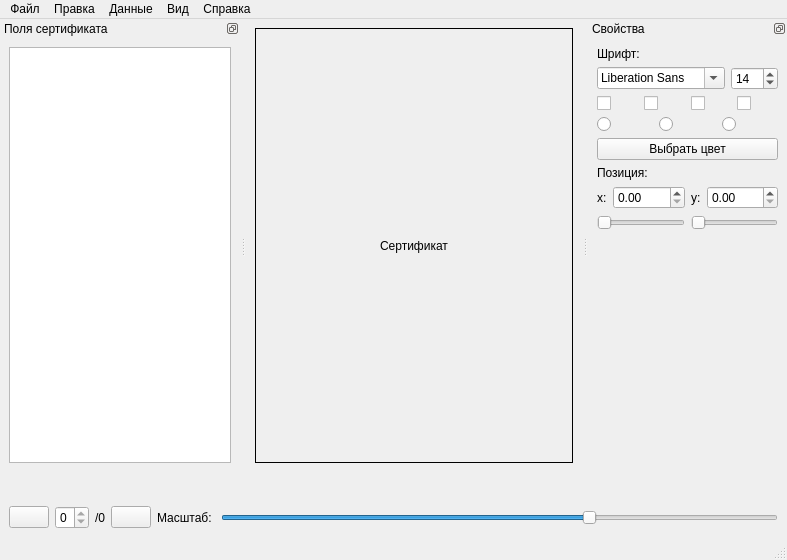
Before: the Qt Designer form form.ui in HellingOut/CertificateCreator, drawn with Qt 5.
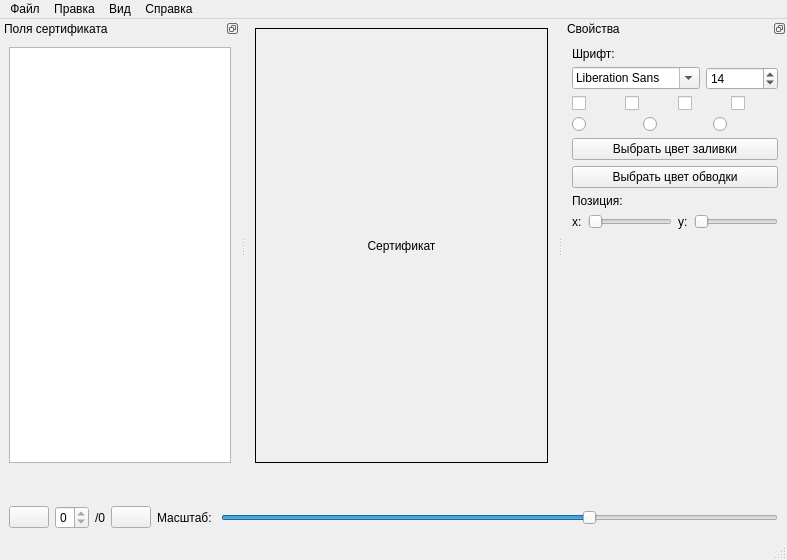
After: the same form once the commit is applied. Icons and pictures are not drawn.

Commit message: Separated font

```diff
--- a/form.ui
+++ b/form.ui
@@ -93,15 +93,8 @@
     </property>
     <addaction name="aboutAction"/>
    </widget>
-   <widget class="QMenu" name="dataMenu">
-    <property name="title">
-     <string>Данные</string>
-    </property>
-    <addaction name="loadDataAction"/>
-   </widget>
    <addaction name="fileMenu"/>
    <addaction name="editMenu"/>
-   <addaction name="dataMenu"/>
    <addaction name="viewMenu"/>
    <addaction name="helpMenu"/>
   </widget>
@@ -193,6 +186,14 @@
            <height>16777215</height>
           </size>
          </property>
+         <property name="writingSystem">
+          <enum>QFontDatabase::WritingSystem::Cyrillic</enum>
+         </property>
+         <property name="currentFont">
+          <font>
+           <pointsize>14</pointsize>
+          </font>
+         </property>
         </widget>
        </item>
        <item>
@@ -203,6 +204,9 @@
            <verstretch>0</verstretch>
           </sizepolicy>
          </property>
+         <property name="minimum">
+          <number>8</number>
+         </property>
          <property name="maximum">
           <number>255</number>
          </property>
@@ -324,7 +328,14 @@
      <item>
       <widget class="QPushButton" name="pickColorButton">
        <property name="text">
-        <string>Выбрать цвет</string>
+        <string>Выбрать цвет заливки</string>
+       </property>
+      </widget>
+     </item>
+     <item>
+      <widget class="QPushButton" name="pushButton">
+       <property name="text">
+        <string>Выбрать цвет обводки</string>
        </property>
       </widget>
      </item>
@@ -351,43 +362,6 @@
         </widget>
        </item>
        <item>
-        <widget class="QDoubleSpinBox" name="textPositionXDoubleSpinBox">
-         <property name="maximum">
-          <double>100.000000000000000</double>
-         </property>
-         <property name="singleStep">
-          <double>0.500000000000000</double>
-         </property>
-        </widget>
-       </item>
-       <item>
-        <widget class="QLabel" name="textPositionYLabel">
-         <property name="sizePolicy">
-          <sizepolicy hsizetype="Maximum" vsizetype="Preferred">
-           <horstretch>0</horstretch>
-           <verstretch>0</verstretch>
-          </sizepolicy>
-         </property>
-         <property name="text">
-          <string>y:</string>
-         </property>
-        </widget>
-       </item>
-       <item>
-        <widget class="QDoubleSpinBox" name="textPositionYDoubleSpinBox">
-         <property name="maximum">
-          <double>100.000000000000000</double>
-         </property>
-         <property name="singleStep">
-          <double>0.500000000000000</double>
-         </property>
-        </widget>
-       </item>
-      </layout>
-     </item>
-     <item>
-      <layout class="QHBoxLayout" name="testPositionSlidersHBoxLayout">
-       <item>
         <widget class="QSlider" name="textPositionXSlider">
          <property name="maximum">
           <number>100</number>
@@ -400,6 +374,19 @@
          </property>
         </widget>
        </item>
+       <item>
+        <widget class="QLabel" name="textPositionYLabel">
+         <property name="sizePolicy">
+          <sizepolicy hsizetype="Maximum" vsizetype="Preferred">
+           <horstretch>0</horstretch>
+           <verstretch>0</verstretch>
+          </sizepolicy>
+         </property>
+         <property name="text">
+          <string>y:</string>
+         </property>
+        </widget>
+       </item>
        <item>
         <widget class="QSlider" name="textPositionYSlider">
          <property name="orientation">
```
Left out of the diff: 36 changed lines with no effect on the pictures. The commit also changes 3 other files.
